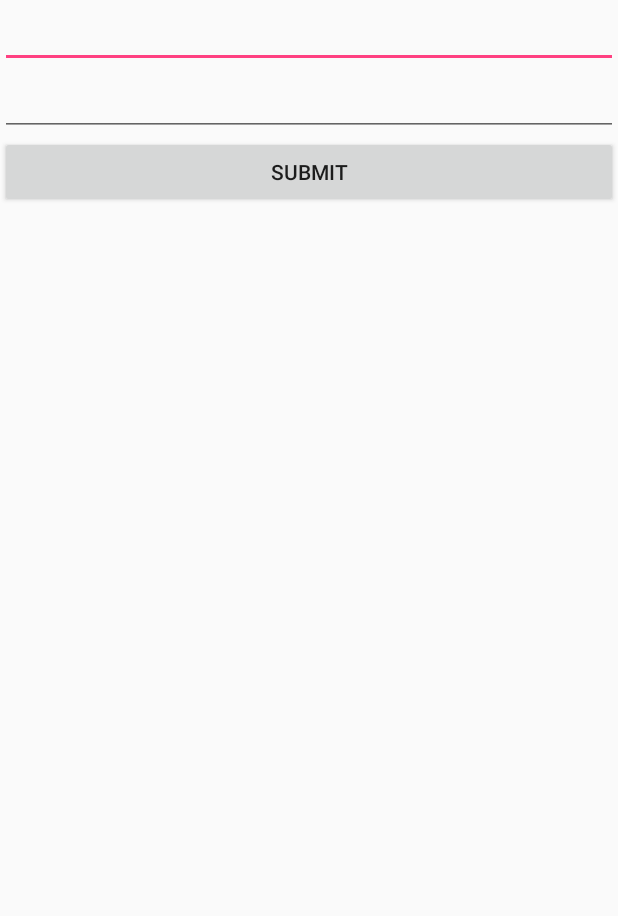
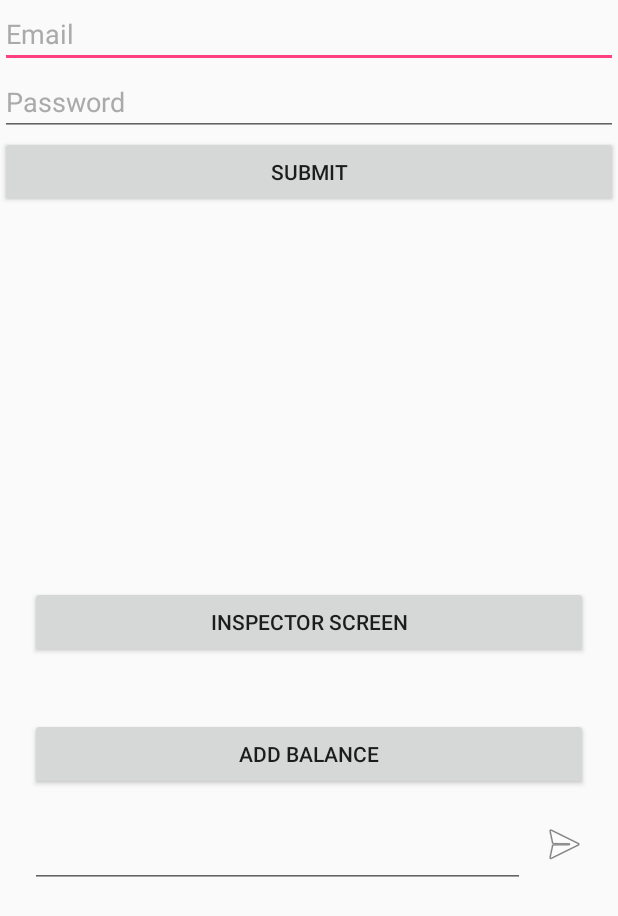
Before and after one commit to sunny0429/parking-1, an Android app: the screen it shows after launch (LoginActivity), on a phone screen of 412 x 824 dp. Shown: the top 916 px of the screen. Run offline under Robolectric (Android 15) with nearby library versions, the phone set to English and light mode, and no system bars; our stand-ins replace Volley.

Commit message:
Balance + Warning dialogs

```diff
--- a/app/src/main/res/layout/activity_maps.xml
+++ b/app/src/main/res/layout/activity_maps.xml
@@ -99,6 +99,7 @@
                             android:layout_width="0dp"
                             android:layout_height="wrap_content"
                             android:layout_weight="3"
+                            android:enabled="false"
                             android:clickable="true"
                             android:text="@string/nav_option"
                             android:gravity="center" />
--- a/app/src/main/res/layout/loginactivity.xml
+++ b/app/src/main/res/layout/loginactivity.xml
@@ -10,13 +10,18 @@
         android:layout_width="match_parent"
         android:layout_height="wrap_content"
         android:ems="10"
+        android:hint="Email"
+        android:textColorHint="#aaa"
         android:inputType="textEmailAddress" />
 
     <EditText
         android:id="@+id/password"
         android:layout_width="match_parent"
         android:layout_height="wrap_content"
+        android:fontFamily="sans-serif"
         android:ems="10"
+        android:hint="Password"
+        android:textColorHint="#aaa"
         android:inputType="textPassword" />
 
     <Button
@@ -25,4 +30,58 @@
         android:layout_height="wrap_content"
         android:text="Submit"
        android:onClick="submit" />
+
+    <RelativeLayout
+        android:layout_width="match_parent"
+        android:layout_height="fill_parent"
+        android:gravity="center">
+
+        <Button
+            android:id="@+id/inspector"
+            android:layout_width="match_parent"
+            android:layout_height="wrap_content"
+            android:layout_margin="20dp"
+            android:text="Inspector Screen"
+            android:onClick="showInspectorScreen"/>
+
+        <Button
+            android:id="@+id/balance"
+            android:layout_width="match_parent"
+            android:layout_height="wrap_content"
+            android:layout_below="@+id/inspector"
+            android:layout_margin="20dp"
+            android:text="Add Balance"
+            android:onClick="showFields"/>
+
+        <LinearLayout
+            android:layout_below="@+id/balance"
+            android:layout_width="match_parent"
+            android:layout_height="wrap_content"
+            android:layout_alignLeft="@+id/balance"
+            android:layout_alignRight="@+id/balance"
+            android:orientation="horizontal">
+
+            <EditText
+                android:id="@+id/edit_balance"
+                android:layout_width="0dp"
+                android:layout_weight="1"
+                android:inputType="numberDecimal"
+                android:layout_height="wrap_content" />
+
+            <ImageButton
+                android:id="@+id/add"
+                android:layout_width="wrap_content"
+                android:layout_height="wrap_content"
+                android:src="@android:drawable/ic_menu_send"
+                android:layout_marginLeft="10dp"
+                android:onClick="addBalance"
+                android:background="#00ffffff"
+                android:scaleType="fitCenter"/>
+
+
+        </LinearLayout>
+
+    </RelativeLayout>
+
+
 </LinearLayout>
```
Also changed, not shown: app/src/main/java/com/example/sunnysingh/parking/InspectorActivity.java (+33 -7 lines), app/src/main/java/com/example/sunnysingh/parking/LoginActivity.java (+59 -3 lines), app/src/main/java/com/example/sunnysingh/parking/MapsActivity.java (+47 -35 lines), app/src/main/res/layout/dialog_book.xml (added, +77 -0 lines), app/src/main/res/layout/inspector_screen.xml (added, +106 -0 lines), app/src/main/res/drawable/avatar1.jpg (added), app/src/main/res/drawable/avatar2.jpg (added).
